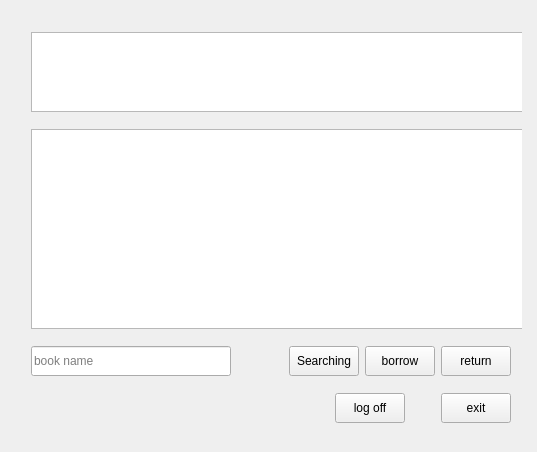
The window that GuestGUI/guestguiwidget.ui (EmrysChe/LibrarySystem_GuestGUI) describes before a commit, drawn with Qt 5.
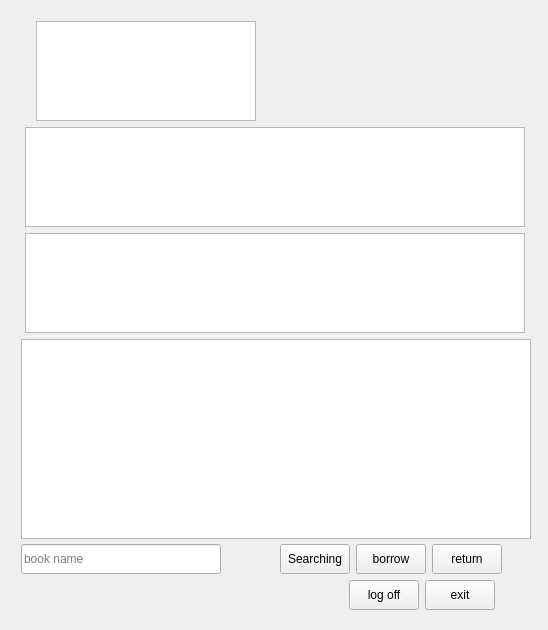
The same window after the commit.

```diff
--- a/GuestGUI/guestguiwidget.ui
+++ b/GuestGUI/guestguiwidget.ui
@@ -6,57 +6,244 @@
    <rect>
     <x>0</x>
     <y>0</y>
-    <width>537</width>
-    <height>452</height>
+    <width>548</width>
+    <height>630</height>
    </rect>
   </property>
   <property name="windowTitle">
    <string>GuestGUIWidget</string>
   </property>
-  <widget class="QWidget" name="">
+  <widget class="QWidget" name="layoutWidget">
    <property name="geometry">
     <rect>
-     <x>20</x>
+     <x>10</x>
      <y>10</y>
-     <width>502</width>
-     <height>436</height>
+     <width>531</width>
+     <height>611</height>
     </rect>
    </property>
    <layout class="QVBoxLayout" name="verticalLayout">
     <item>
-     <widget class="QTableView" name="userInformationTableView">
-      <property name="minimumSize">
-       <size>
-        <width>500</width>
-        <height>80</height>
-       </size>
-      </property>
-      <property name="maximumSize">
-       <size>
-        <width>500</width>
-        <height>80</height>
-       </size>
-      </property>
-     </widget>
+     <layout class="QHBoxLayout" name="horizontalLayout_6">
+      <item>
+       <spacer name="horizontalSpacer_11">
+        <property name="orientation">
+         <enum>Qt::Horizontal</enum>
+        </property>
+        <property name="sizeType">
+         <enum>QSizePolicy::Preferred</enum>
+        </property>
+        <property name="sizeHint" stdset="0">
+         <size>
+          <width>15</width>
+          <height>20</height>
+         </size>
+        </property>
+       </spacer>
+      </item>
+      <item>
+       <widget class="QTableView" name="userInformationTableView">
+        <property name="minimumSize">
+         <size>
+          <width>220</width>
+          <height>100</height>
+         </size>
+        </property>
+        <property name="maximumSize">
+         <size>
+          <width>220</width>
+          <height>100</height>
+         </size>
+        </property>
+       </widget>
+      </item>
+      <item>
+       <spacer name="horizontalSpacer_10">
+        <property name="orientation">
+         <enum>Qt::Horizontal</enum>
+        </property>
+        <property name="sizeHint" stdset="0">
+         <size>
+          <width>40</width>
+          <height>20</height>
+         </size>
+        </property>
+       </spacer>
+      </item>
+     </layout>
     </item>
     <item>
-     <widget class="QTableView" name="bookInformationTableView">
-      <property name="minimumSize">
-       <size>
-        <width>500</width>
-        <height>200</height>
-       </size>
-      </property>
-      <property name="maximumSize">
-       <size>
-        <width>500</width>
-        <height>200</height>
-       </size>
-      </property>
-     </widget>
+     <layout class="QHBoxLayout" name="horizontalLayout_3">
+      <item>
+       <spacer name="horizontalSpacer_8">
+        <property name="orientation">
+         <enum>Qt::Horizontal</enum>
+        </property>
+        <property name="sizeHint" stdset="0">
+         <size>
+          <width>40</width>
+          <height>20</height>
+         </size>
+        </property>
+       </spacer>
+      </item>
+      <item>
+       <widget class="QTableView" name="book1TableView">
+        <property name="minimumSize">
+         <size>
+          <width>500</width>
+          <height>100</height>
+         </size>
+        </property>
+        <property name="maximumSize">
+         <size>
+          <width>500</width>
+          <height>100</height>
+         </size>
+        </property>
+       </widget>
+      </item>
+      <item>
+       <spacer name="horizontalSpacer_9">
+        <property name="orientation">
+         <enum>Qt::Horizontal</enum>
+        </property>
+        <property name="sizeHint" stdset="0">
+         <size>
+          <width>40</width>
+          <height>20</height>
+         </size>
+        </property>
+       </spacer>
+      </item>
+     </layout>
+    </item>
+    <item>
+     <layout class="QHBoxLayout" name="horizontalLayout_5">
+      <item>
+       <spacer name="horizontalSpacer_7">
+        <property name="orientation">
+         <enum>Qt::Horizontal</enum>
+        </property>
+        <property name="sizeHint" stdset="0">
+         <size>
+          <width>40</width>
+          <height>20</height>
+         </size>
+        </property>
+       </spacer>
+      </item>
+      <item>
+       <widget class="QTableView" name="book2TableView">
+        <property name="minimumSize">
+         <size>
+          <width>500</width>
+          <height>100</height>
+         </size>
+        </property>
+        <property name="maximumSize">
+         <size>
+          <width>500</width>
+          <height>100</height>
+         </size>
+        </property>
+       </widget>
+      </item>
+      <item>
+       <spacer name="horizontalSpacer_6">
+        <property name="orientation">
+         <enum>Qt::Horizontal</enum>
+        </property>
+        <property name="sizeHint" stdset="0">
+         <size>
+          <width>40</width>
+          <height>20</height>
+         </size>
+        </property>
+       </spacer>
+      </item>
+     </layout>
+    </item>
+    <item>
+     <layout class="QHBoxLayout" name="horizontalLayout_4">
+      <item>
+       <spacer name="horizontalSpacer_5">
+        <property name="orientation">
+         <enum>Qt::Horizontal</enum>
+        </property>
+        <property name="sizeHint" stdset="0">
+         <size>
+          <width>40</width>
+          <height>20</height>
+         </size>
+        </property>
+       </spacer>
+      </item>
+      <item>
+       <widget class="QTableView" name="bookInformationTableView">
+        <property name="minimumSize">
+         <size>
+          <width>510</width>
+          <height>200</height>
+         </size>
+        </property>
+        <property name="maximumSize">
+         <size>
+          <width>510</width>
+          <height>200</height>
+         </size>
+        </property>
+       </widget>
+      </item>
+      <item>
+       <spacer name="horizontalSpacer_4">
+        <property name="orientation">
+         <enum>Qt::Horizontal</enum>
+        </property>
+        <property name="sizeHint" stdset="0">
+         <size>
+          <width>40</width>
+          <height>20</height>
+         </size>
+        </property>
+       </spacer>
+      </item>
+     </layout>
     </item>
     <item>
      <layout class="QHBoxLayout" name="horizontalLayout">
+      <item>
+       <spacer name="horizontalSpacer_13">
+        <property name="orientation">
+         <enum>Qt::Horizontal</enum>
+        </property>
+        <property name="sizeType">
+         <enum>QSizePolicy::Preferred</enum>
+        </property>
+        <property name="sizeHint" stdset="0">
+         <size>
+          <width>10</width>
+          <height>20</height>
+         </size>
+        </property>
+       </spacer>
+      </item>
+      <item>
+       <spacer name="horizontalSpacer_14">
+        <property name="orientation">
+         <enum>Qt::Horizontal</enum>
+        </property>
+        <property name="sizeType">
+         <enum>QSizePolicy::Preferred</enum>
+        </property>
+        <property name="sizeHint" stdset="0">
+         <size>
+          <width>10</width>
+          <height>20</height>
+         </size>
+        </property>
+       </spacer>
+      </item>
       <item>
        <widget class="QLineEdit" name="searchBookLineEdit">
         <property name="minimumSize">
@@ -81,9 +268,12 @@
         <property name="orientation">
          <enum>Qt::Horizontal</enum>
         </property>
+        <property name="sizeType">
+         <enum>QSizePolicy::Preferred</enum>
+        </property>
         <property name="sizeHint" stdset="0">
          <size>
-          <width>40</width>
+          <width>65</width>
           <height>20</height>
          </size>
         </property>
@@ -146,6 +336,22 @@
         </property>
        </widget>
       </item>
+      <item>
+       <spacer name="horizontalSpacer_12">
+        <property name="orientation">
+         <enum>Qt::Horizontal</enum>
+        </property>
+        <property name="sizeType">
+         <enum>QSizePolicy::Preferred</enum>
+        </property>
+        <property name="sizeHint" stdset="0">
+         <size>
+          <width>40</width>
+          <height>20</height>
+         </size>
+        </property>
+       </spacer>
+      </item>
      </layout>
     </item>
     <item>
@@ -182,22 +388,6 @@
         </property>
        </widget>
       </item>
-      <item>
-       <spacer name="horizontalSpacer_3">
-        <property name="orientation">
-         <enum>Qt::Horizontal</enum>
-        </property>
-        <property name="sizeType">
-         <enum>QSizePolicy::Preferred</enum>
-        </property>
-        <property name="sizeHint" stdset="0">
-         <size>
-          <width>30</width>
-          <height>20</height>
-         </size>
-        </property>
-       </spacer>
-      </item>
       <item>
        <widget class="QPushButton" name="exitButton">
         <property name="minimumSize">
@@ -217,6 +407,22 @@
         </property>
        </widget>
       </item>
+      <item>
+       <spacer name="horizontalSpacer_3">
+        <property name="orientation">
+         <enum>Qt::Horizontal</enum>
+        </property>
+        <property name="sizeType">
+         <enum>QSizePolicy::Preferred</enum>
+        </property>
+        <property name="sizeHint" stdset="0">
+         <size>
+          <width>35</width>
+          <height>20</height>
+         </size>
+        </property>
+       </spacer>
+      </item>
      </layout>
     </item>
    </layout>
```
